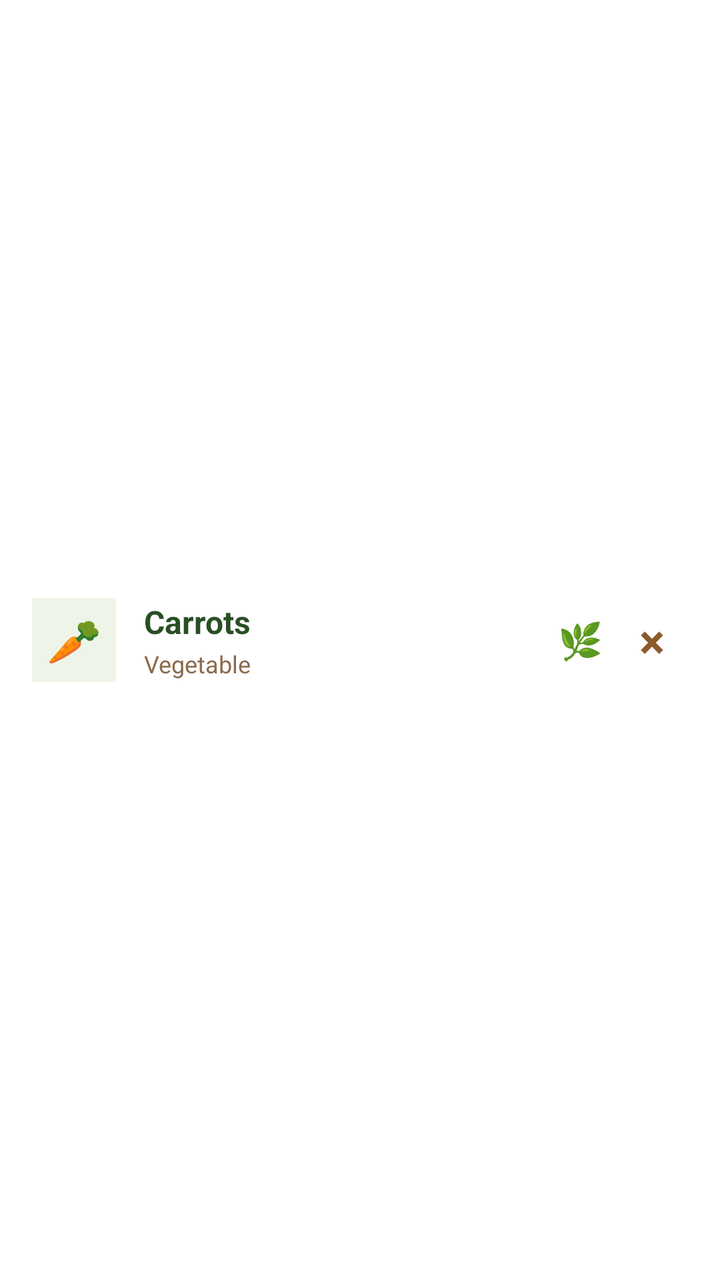
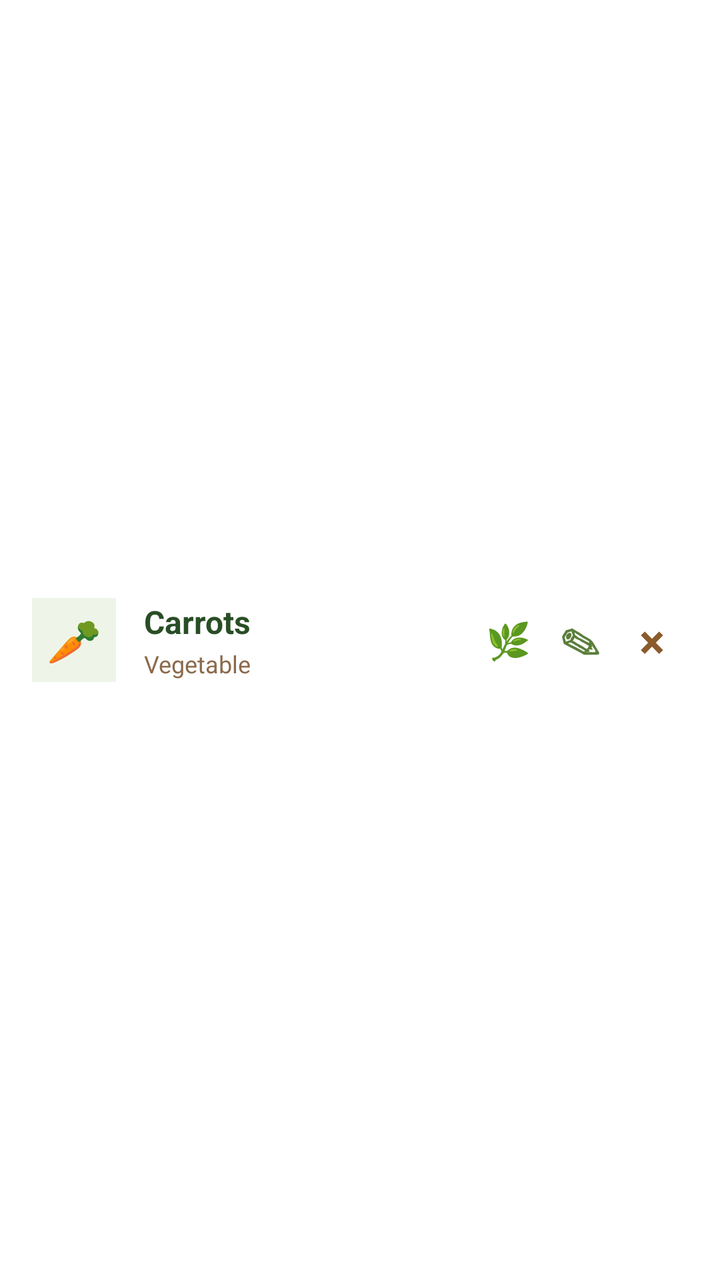

Two renders of the same Android screen: before a commit and after it. Below are the layout's source before the change and the commit's diff.
<!-- AndroidManifest.xml: application theme Theme.SmartPantryManager -->
<!-- res/layout/item_pantry.xml -->
<?xml version="1.0" encoding="utf-8"?>
<LinearLayout xmlns:android="http://schemas.android.com/apk/res/android"
    android:layout_width="match_parent"
    android:layout_height="64dp"
    android:orientation="horizontal"
    android:gravity="center_vertical"
    android:paddingStart="16dp"
    android:paddingEnd="16dp"
    android:background="#FFFFFF">

    
    <TextView
        android:id="@+id/tvItemIcon"
        android:layout_width="42dp"
        android:layout_height="42dp"
        android:gravity="center"
        android:text="🥕"
        android:textSize="22sp"
        android:background="#EEF5E8" />

    
    <LinearLayout
        android:layout_width="0dp"
        android:layout_height="wrap_content"
        android:layout_weight="1"
        android:orientation="vertical"
        android:layout_marginStart="14dp">

        <TextView
            android:id="@+id/tvIngredientName"
            android:layout_width="wrap_content"
            android:layout_height="wrap_content"
            android:text="Carrots"
            android:textSize="16sp"
            android:textStyle="bold"
            android:textColor="#294E25" />

        <TextView
            android:id="@+id/tvCategory"
            android:layout_width="wrap_content"
            android:layout_height="wrap_content"
            android:text="Vegetable"
            android:textSize="12sp"
            android:textColor="#8B6A4C"
            android:layout_marginTop="2dp" />

    </LinearLayout>

    
    <LinearLayout
        android:layout_width="wrap_content"
        android:layout_height="match_parent"
        android:orientation="horizontal"
        android:gravity="center">

        <TextView
            android:id="@+id/tvCategoryIcon"
            android:layout_width="36dp"
            android:layout_height="match_parent"
            android:gravity="center"
            android:text="🌿"
            android:textSize="18sp" />

        <TextView
            android:id="@+id/btnDeleteItem"
            android:layout_width="36dp"
            android:layout_height="36dp"
            android:gravity="center"
            android:text="×"
            android:textSize="24sp"
            android:textStyle="bold"
            android:textColor="#8B5A2B"
            android:contentDescription="Delete ingredient" />

    </LinearLayout>
</LinearLayout>
<!-- resources referenced by this layout -->
<resources>
  <style name="Theme.SmartPantryManager" parent="Base.Theme.SmartPantryManager" />
  <style name="Base.Theme.SmartPantryManager" parent="Theme.Material3.DayNight.NoActionBar">
          
          
      </style>
</resources>

<!-- the commit's change to res/layout/item_pantry.xml (unified diff, before → after) -->
@@ -62,6 +62,17 @@
             android:textSize="18sp" />
 
         <TextView
+            android:id="@+id/btnEditItem"
+            android:layout_width="36dp"
+            android:layout_height="36dp"
+            android:gravity="center"
+            android:text="✎"
+            android:textSize="20sp"
+            android:textStyle="bold"
+            android:textColor="#5B7F3A"
+            android:contentDescription="Edit ingredient" />
+
+        <TextView
             android:id="@+id/btnDeleteItem"
             android:layout_width="36dp"
             android:layout_height="36dp"
